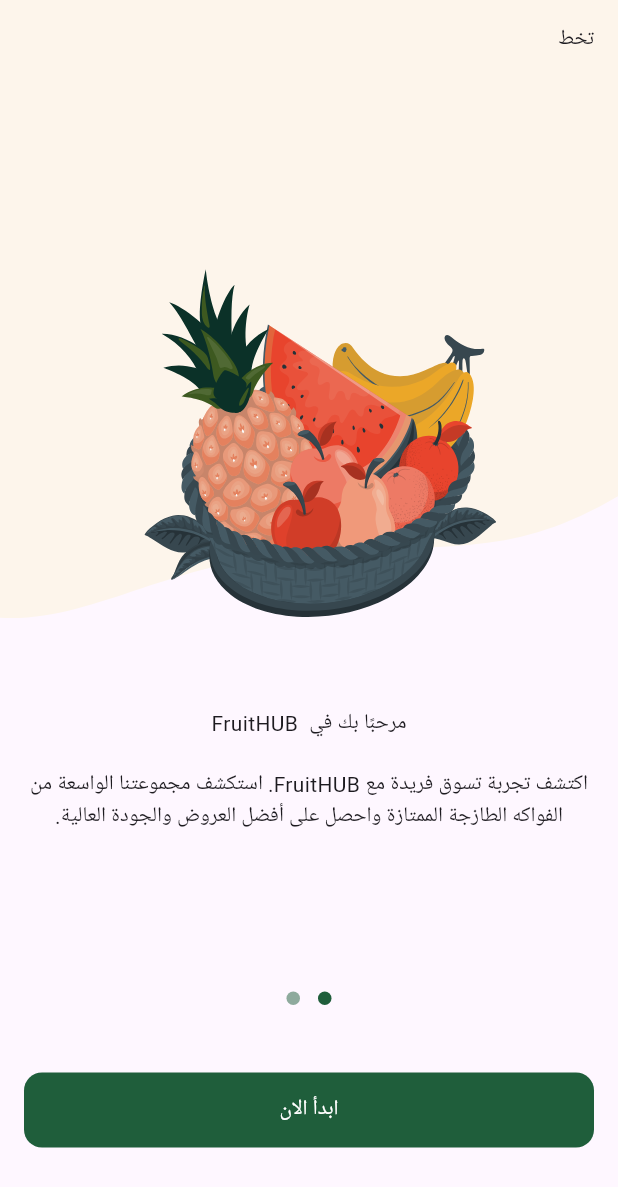
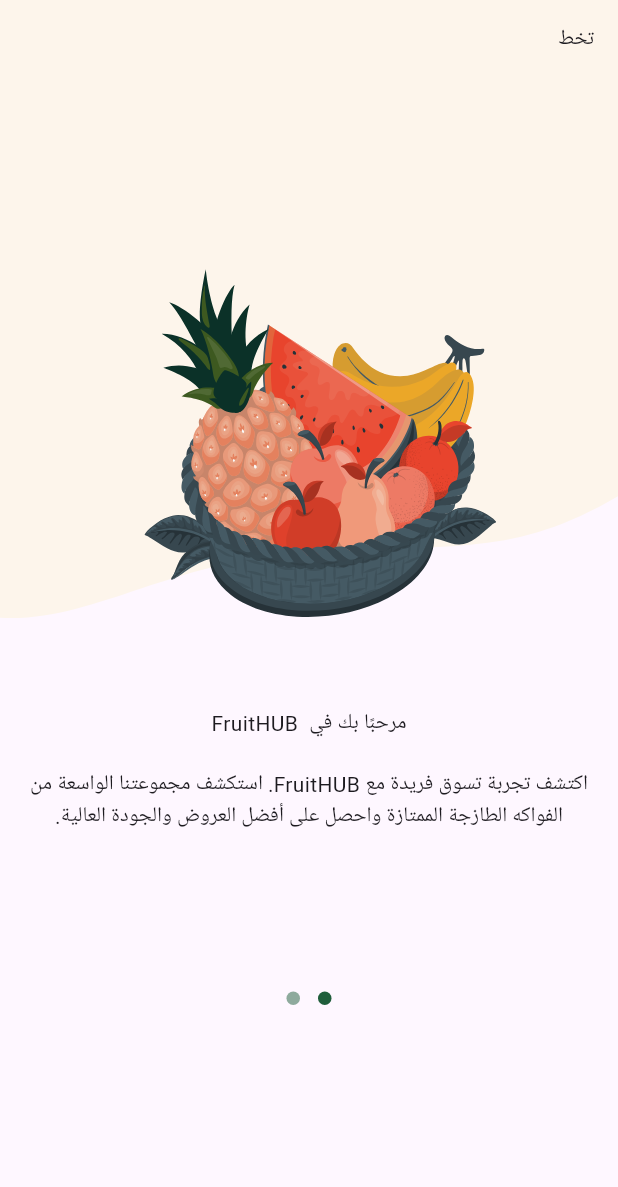
Before and after one commit to Mohamed-khaled0/Flutter-E-commerce-App, a Flutter app: the screen it shows after launch, after a tap on "ابدأ الان", on a phone screen of 412 x 824 dp. Shown: the top 1187 px of the screen. Run offline on Flutter 3.47's test engine with Material 3 defaults, Android fonts, the phone set to English and light mode, and no system bars; drawn by our look-alikes of dots_indicator; our stand-ins replace flutter_svg.

Commit message:
Add logic to onboarding page

```diff
--- a/lib/features/on_boarding/presentation/views/widgets/onboarding_page_view.dart
+++ b/lib/features/on_boarding/presentation/views/widgets/onboarding_page_view.dart
@@ -2,53 +2,68 @@ import 'package:e_commerce/core/utils/app_images.dart';
 import 'package:e_commerce/features/on_boarding/presentation/views/widgets/page_view_item.dart';
 import 'package:flutter/material.dart';
 
-class OnBoardingPageView extends StatelessWidget {
-  const OnBoardingPageView({super.key});
+class OnBoardingPageView extends StatefulWidget {
+  const OnBoardingPageView({super.key, required this.pageController});
+  final PageController pageController;
+
+  @override
+  _OnBoardingPageViewState createState() => _OnBoardingPageViewState();
+}
+
+class _OnBoardingPageViewState extends State<OnBoardingPageView> {
+  int currentPage = 0;
+
+  @override
+  void initState() {
+    super.initState();
+
+    // Add a listener to update `currentPage`
+    widget.pageController.addListener(() {
+      setState(() {
+        currentPage = widget.pageController.page!.round();
+      });
+    });
+  }
+
+  @override
+  void dispose() {
+    widget.pageController.removeListener(() {});
+    super.dispose();
+  }
 
   @override
   Widget build(BuildContext context) {
     return PageView(
-      children: const [
+      controller: widget.pageController,
+      children: [
         PageViewItem(
+          isVisable: currentPage == 0,
           image: Assets.imagesPageViewItem1Image,
           background: Assets.imagesPageViewItem1BackgroundImage,
           title: Row(
             mainAxisAlignment: MainAxisAlignment.center,
             children: [
-              Text(
-                'مرحبًا بك في',
-              ),
-              Text(
-                '  HUB',
-                // style: TextStyles.bold23.copyWith(
-                //   color: AppColors.secondaryColor,
-                // ),
-              ),
-              Text(
-                'Fruit',
-                // style: TextStyles.bold23.copyWith(
-                //   color: AppColors.primaryColor,
-                // ),
-              ),
+              Text('مرحبًا بك في'),
+              Text('  HUB'),
+              Text('Fruit'),
             ],
           ),
           subTitle:
               'اكتشف تجربة تسوق فريدة مع FruitHUB. استكشف مجموعتنا الواسعة من الفواكه الطازجة الممتازة واحصل على أفضل العروض والجودة العالية.',
         ),
         PageViewItem(
+          isVisable: currentPage == 1,
           image: Assets.imagesPageViewItem2Image,
           background: Assets.imagesPageViewItem2BackgroundImage,
           title: Row(
             mainAxisAlignment: MainAxisAlignment.center,
             children: [
-              Text(
-                'ابحث وتسوق',
-              ),
+              Text('ابحث وتسوق'),
             ],
           ),
           subTitle:
               'نقدم لك أفضل الفواكه المختارة بعناية. اطلع على التفاصيل والصور والتقييمات لتتأكد من اختيار الفاكهة المثالية',
-        )
+        ),
       ],
     );
   }
--- a/lib/features/on_boarding/presentation/views/widgets/onboarding_view_body.dart
+++ b/lib/features/on_boarding/presentation/views/widgets/onboarding_view_body.dart
@@ -1,31 +1,68 @@
 import 'package:dots_indicator/dots_indicator.dart';
 import 'package:e_commerce/core/utils/app_colors.dart';
+import 'package:e_commerce/core/utils/constants.dart';
 import 'package:e_commerce/core/widgets/custom_button.dart';
 import 'package:e_commerce/features/on_boarding/presentation/views/widgets/onboarding_page_view.dart';
 import 'package:flutter/material.dart';
 
-class OnBoardingViewBody extends StatelessWidget {
+class OnBoardingViewBody extends StatefulWidget {
   const OnBoardingViewBody({super.key});
+
+  @override
+  State<OnBoardingViewBody> createState() => _OnBoardingViewBodyState();
+}
+
+class _OnBoardingViewBodyState extends State<OnBoardingViewBody> {
+  late PageController pageController;
+  var currentPage = 0;
+
+  @override
+  void initState() {
+    pageController = PageController();
+    // Listen on current page
+    pageController.addListener(() {
+      currentPage = pageController.page!.round();
+      print("Current page: $currentPage"); // Debugging line
+      setState(() {});
+    });
+    super.initState();
+  }
+
+  @override
+  void dispose() {
+    pageController.dispose();
+    super.dispose();
+  }
 
   @override
   Widget build(BuildContext context) {
     return Column(
       children: [
         Expanded(
-          child: OnBoardingPageView(),
+          child: OnBoardingPageView(
+            pageController: pageController,
+          ),
         ),
         DotsIndicator(
           dotsCount: 2,
           decorator: DotsDecorator(
               activeColor: AppColors.primaryColor,
-              color: AppColors.primaryColor.withOpacity(.5)),
+              color: currentPage == 1
+                  ? AppColors.primaryColor
+                  : AppColors.primaryColor.withOpacity(.5)),
         ),
         SizedBox(
           height: 23,
         ),
-        Padding(
-          padding: const EdgeInsets.all(16.0),
-          child: CustomButton(onPressed: () {}, text: 'ابدأ الان'),
+        Visibility(
+          visible: currentPage == 1 ? true : false,
+          maintainSize: true,
+          maintainAnimation: true,
+          maintainState: true,
+          child: Padding(
+            padding: const EdgeInsets.all(kHorizintalPadding),
+            child: CustomButton(onPressed: () {}, text: 'ابدأ الان'),
+          ),
         ),
         SizedBox(
           height: 43,
--- a/lib/features/on_boarding/presentation/views/widgets/page_view_item.dart
+++ b/lib/features/on_boarding/presentation/views/widgets/page_view_item.dart
@@ -3,16 +3,18 @@ import 'package:flutter/material.dart';
 import 'package:flutter_svg/flutter_svg.dart';
 
 class PageViewItem extends StatelessWidget {
-  const PageViewItem(
-      {super.key,
-      required this.image,
-      required this.background,
-      required this.title,
-      required this.subTitle});
+  const PageViewItem({
+    super.key,
+    required this.image,
+    required this.background,
+    required this.title,
+    required this.subTitle,
+    required this.isVisable,
+  });
 
   final String image, background, subTitle;
   final Widget title;
-
+  final bool isVisable;
   @override
   Widget build(BuildContext context) {
     return Column(
@@ -37,8 +39,11 @@ class PageViewItem extends StatelessWidget {
                 ),
               ),
               Padding(
-                padding: const EdgeInsets.all(16.0),
-                child: const Text('تخط'),
+                padding: EdgeInsets.all(16.0),
+                child: Visibility(
+                  visible: isVisable,
+                  child: const Text('تخط'),
+                ),
               ),
             ],
           ),
```
Also changed, not shown: 1 other file.
